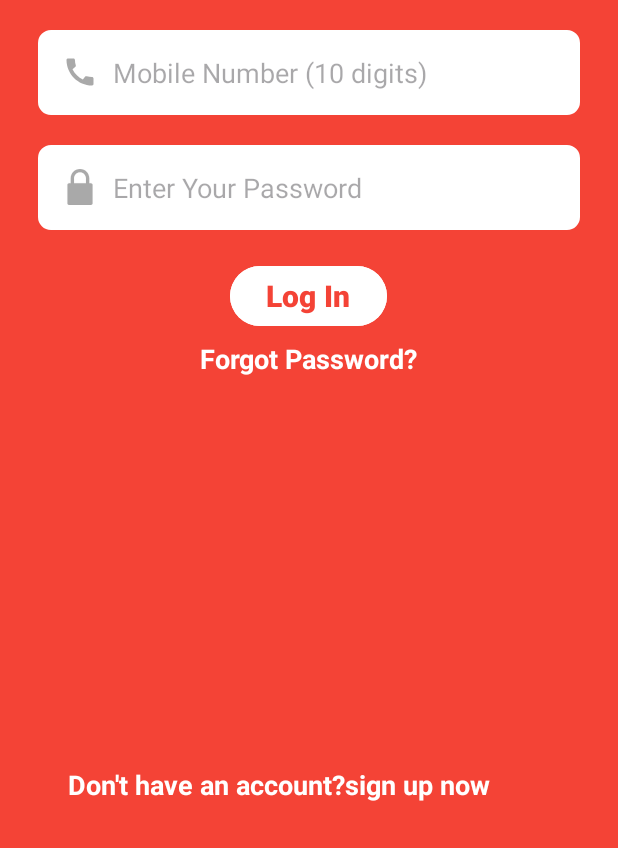
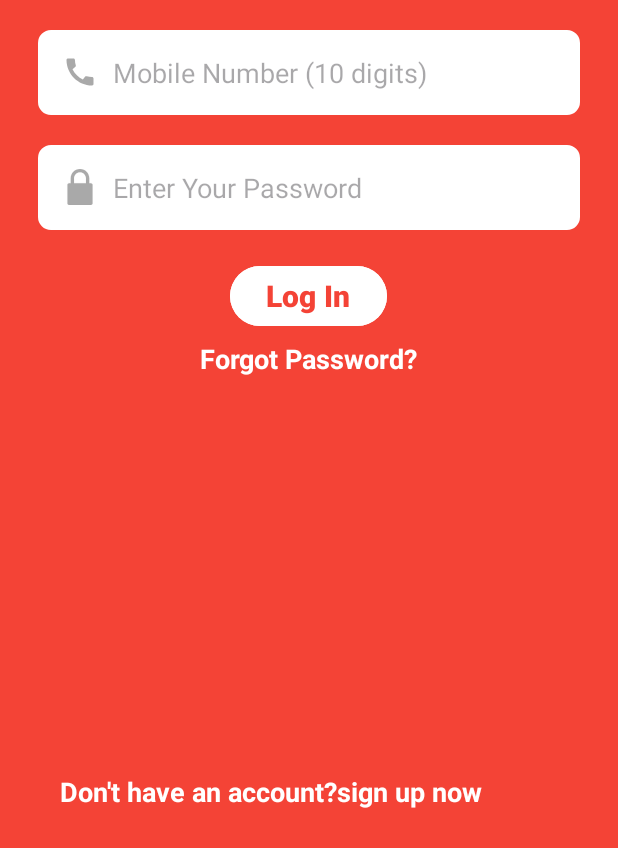
Before and after one commit to akeelshafi/SoporeFoodDeliveryApp, an Android app: the screen it shows after launch (LoginActivity), on a phone screen of 412 x 824 dp, the part 388-1236 px from its top. Run offline under Robolectric (Android 15) with nearby library versions, the phone set to English and light mode, and no system bars.

Commit message:
2nd day commit

```diff
--- a/app/src/main/res/layout/activity_login.xml
+++ b/app/src/main/res/layout/activity_login.xml
@@ -103,8 +103,8 @@
         android:layout_width="wrap_content"
         android:layout_height="wrap_content"
         android:layout_alignParentBottom="true"
-        android:layout_marginStart="45dp"
-        android:layout_marginBottom="30dp"
+        android:layout_marginStart="40dp"
+        android:layout_marginBottom="25dp"
         android:text="@string/don_t_have_an_account_sign_up_now"
         android:textColor="@color/white"
         android:textSize="18sp"
@@ -115,7 +115,7 @@
         android:layout_width="wrap_content"
         android:layout_height="wrap_content"
         android:layout_alignParentBottom="true"
-        android:layout_marginBottom="30dp"
+        android:layout_marginBottom="25dp"
         android:layout_toEndOf="@id/donNotHaveAnaAccount"
         android:text="@string/sign_up_now"
         android:textColor="@color/white"
```
